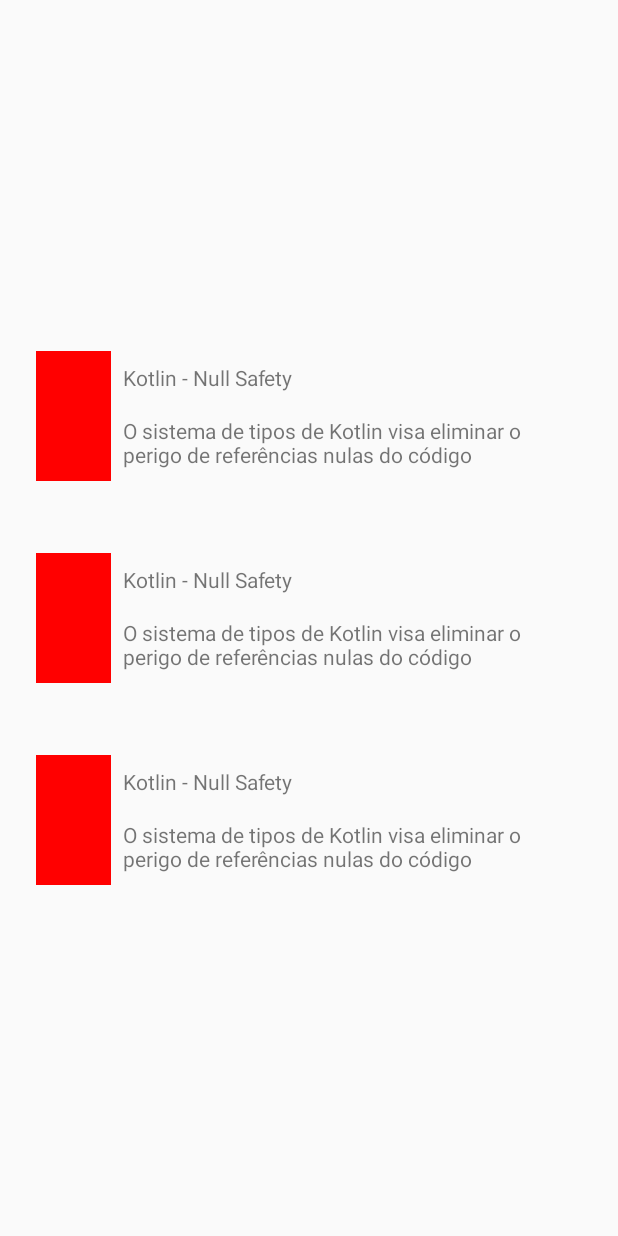
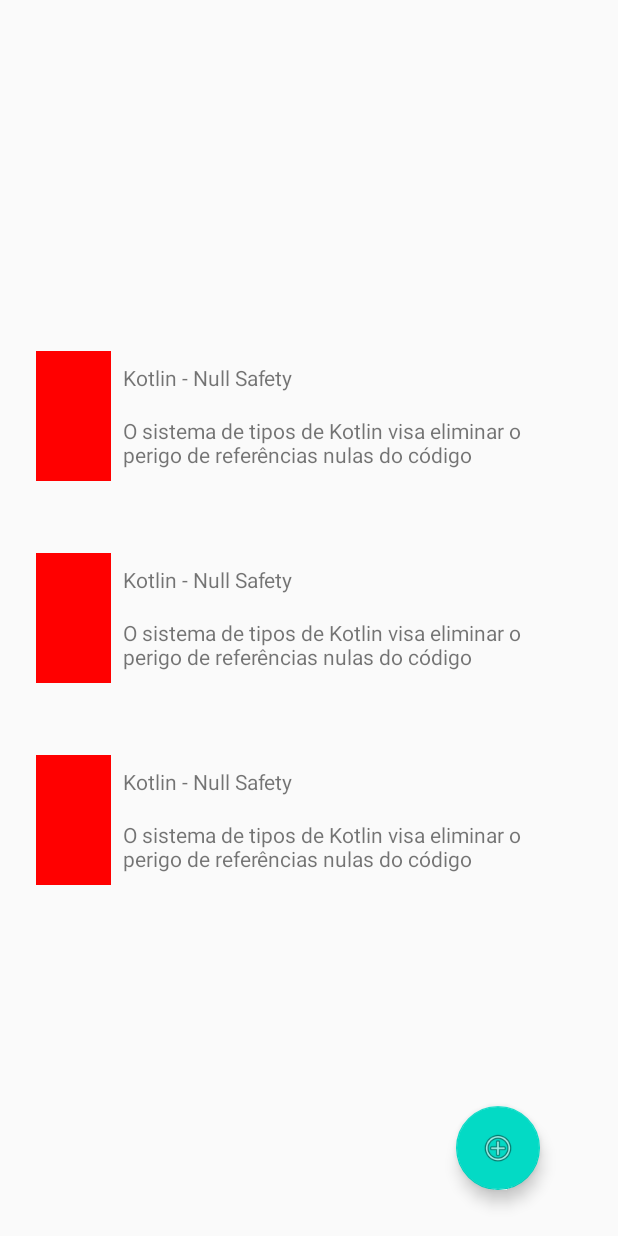
Before and after one commit to LiviaNakashima/What-Did-I-Learn, an Android app: the layout activity_main.xml on its own in the app's theme, with its tools: preview values and no code run, on a phone screen of 412 x 824 dp. Run offline under Robolectric (Android 15) with nearby library versions, the phone set to English and light mode, and no system bars.

Commit message:
Adicionando ViewModel e tela nova

```diff
--- a/app/src/main/AndroidManifest.xml
+++ b/app/src/main/AndroidManifest.xml
@@ -9,6 +9,7 @@
         android:roundIcon="@mipmap/ic_launcher_round"
         android:supportsRtl="true"
         android:theme="@style/AppTheme">
+        <activity android:name=".view.NewLearnedItem"></activity>
         <activity android:name=".view.MainActivity">
             <intent-filter>
                 <action android:name="android.intent.action.MAIN" />
--- a/app/src/main/res/layout/activity_main.xml
+++ b/app/src/main/res/layout/activity_main.xml
@@ -16,4 +16,20 @@
         app:layout_constraintStart_toStartOf="parent"
         app:layout_constraintTop_toTopOf="parent"
         app:layoutManager="androidx.recyclerview.widget.LinearLayoutManager"/>
+
+    <com.google.android.material.floatingactionbutton.FloatingActionButton
+        android:id="@+id/floatingActionButton"
+        android:layout_width="wrap_content"
+        android:layout_height="wrap_content"
+        android:clickable="true"
+        android:focusable="true"
+        android:onClick="irTelaNova"
+        app:layout_constraintBottom_toBottomOf="parent"
+        app:layout_constraintEnd_toEndOf="parent"
+        app:layout_constraintHorizontal_bias="0.853"
+        app:layout_constraintStart_toStartOf="parent"
+        app:layout_constraintTop_toTopOf="@+id/items_recycler_view"
+        app:layout_constraintVertical_bias="0.945"
+        app:srcCompat="@android:drawable/ic_menu_add" />
+
 </androidx.constraintlayout.widget.ConstraintLayout>
```
Also changed, not shown: app/src/main/java/br/com/wcc/whatdidilearn/view/MainActivity.kt (+15 -1 lines), app/src/main/java/br/com/wcc/whatdidilearn/view/NewLearnedItem.kt (added, +12 -0 lines), app/src/main/java/br/com/wcc/whatdidilearn/viewmodel/LearnedItemViewModel.kt (added, +14 -0 lines), app/src/main/java/br/com/wcc/whatdidilearn/viewmodel/LearnedItemViewModelFactory.kt (added, +16 -0 lines), app/src/main/res/layout/activity_new_learned_item.xml (added, +29 -0 lines).
